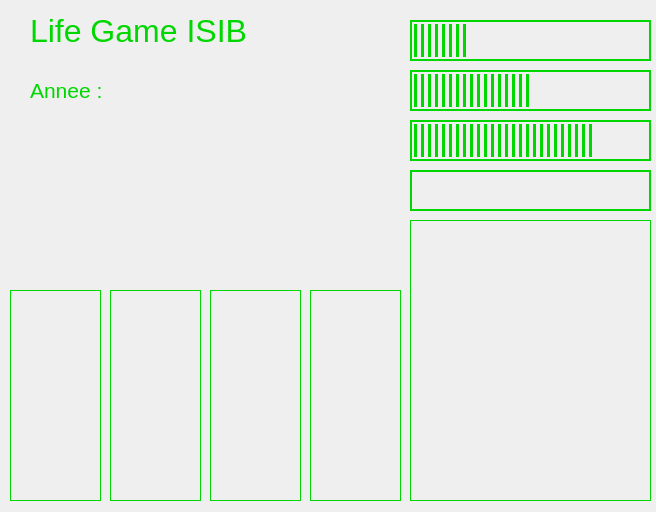
This is mainwindowlifegame.ui in theRedMercury/ISIB_LifeGameClientV1 as Qt 5 draws it before an edit. The edited form follows.
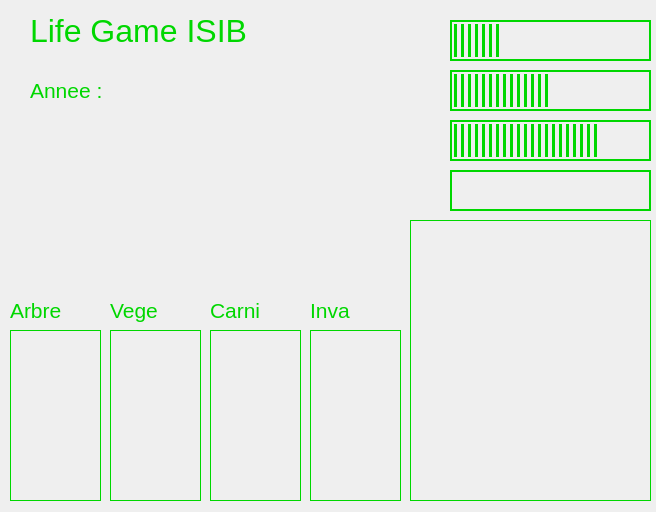
This is the edited form. Icons and pictures are not drawn.

The edit to the form file:
```diff
--- a/mainwindowlifegame.ui
+++ b/mainwindowlifegame.ui
@@ -78,9 +78,9 @@
    <widget class="QProgressBar" name="progressBarTree">
     <property name="geometry">
      <rect>
-      <x>410</x>
+      <x>450</x>
       <y>20</y>
-      <width>241</width>
+      <width>201</width>
       <height>41</height>
      </rect>
     </property>
@@ -111,9 +111,9 @@
    <widget class="QProgressBar" name="progressBarHerbi">
     <property name="geometry">
      <rect>
-      <x>410</x>
+      <x>450</x>
       <y>70</y>
-      <width>241</width>
+      <width>201</width>
       <height>41</height>
      </rect>
     </property>
@@ -144,9 +144,9 @@
    <widget class="QProgressBar" name="progressBarCarni">
     <property name="geometry">
      <rect>
-      <x>410</x>
+      <x>450</x>
       <y>120</y>
-      <width>241</width>
+      <width>201</width>
       <height>41</height>
      </rect>
     </property>
@@ -208,9 +208,9 @@
    <widget class="QProgressBar" name="progressBarInvade">
     <property name="geometry">
      <rect>
-      <x>410</x>
+      <x>450</x>
       <y>170</y>
-      <width>241</width>
+      <width>201</width>
       <height>41</height>
      </rect>
     </property>
@@ -242,9 +242,9 @@
     <property name="geometry">
      <rect>
       <x>10</x>
-      <y>290</y>
+      <y>330</y>
       <width>91</width>
-      <height>211</height>
+      <height>171</height>
      </rect>
     </property>
     <property name="styleSheet">
@@ -268,9 +268,9 @@
     <property name="geometry">
      <rect>
       <x>110</x>
-      <y>290</y>
+      <y>330</y>
       <width>91</width>
-      <height>211</height>
+      <height>171</height>
      </rect>
     </property>
     <property name="styleSheet">
@@ -294,9 +294,9 @@
     <property name="geometry">
      <rect>
       <x>210</x>
-      <y>290</y>
+      <y>330</y>
       <width>91</width>
-      <height>211</height>
+      <height>171</height>
      </rect>
     </property>
     <property name="styleSheet">
@@ -346,9 +346,9 @@
     <property name="geometry">
      <rect>
       <x>310</x>
-      <y>290</y>
+      <y>330</y>
       <width>91</width>
-      <height>211</height>
+      <height>171</height>
      </rect>
     </property>
     <property name="styleSheet">
@@ -368,6 +368,154 @@
      <enum>Qt::ScrollBarAlwaysOff</enum>
     </property>
    </widget>
+   <widget class="QLabel" name="labelArbre">
+    <property name="geometry">
+     <rect>
+      <x>10</x>
+      <y>290</y>
+      <width>81</width>
+      <height>41</height>
+     </rect>
+    </property>
+    <property name="font">
+     <font>
+      <pointsize>16</pointsize>
+     </font>
+    </property>
+    <property name="styleSheet">
+     <string notr="true">color: rgb(0, 215, 0);</string>
+    </property>
+    <property name="text">
+     <string>Arbre</string>
+    </property>
+   </widget>
+   <widget class="QLabel" name="labelArbre_2">
+    <property name="geometry">
+     <rect>
+      <x>110</x>
+      <y>290</y>
+      <width>81</width>
+      <height>41</height>
+     </rect>
+    </property>
+    <property name="font">
+     <font>
+      <pointsize>16</pointsize>
+     </font>
+    </property>
+    <property name="styleSheet">
+     <string notr="true">color: rgb(0, 215, 0);</string>
+    </property>
+    <property name="text">
+     <string>Vege</string>
+    </property>
+   </widget>
+   <widget class="QLabel" name="labelArbre_3">
+    <property name="geometry">
+     <rect>
+      <x>210</x>
+      <y>290</y>
+      <width>81</width>
+      <height>41</height>
+     </rect>
+    </property>
+    <property name="font">
+     <font>
+      <pointsize>16</pointsize>
+     </font>
+    </property>
+    <property name="styleSheet">
+     <string notr="true">color: rgb(0, 215, 0);</string>
+    </property>
+    <property name="text">
+     <string>Carni</string>
+    </property>
+   </widget>
+   <widget class="QLabel" name="labelArbre_4">
+    <property name="geometry">
+     <rect>
+      <x>310</x>
+      <y>290</y>
+      <width>81</width>
+      <height>41</height>
+     </rect>
+    </property>
+    <property name="font">
+     <font>
+      <pointsize>16</pointsize>
+     </font>
+    </property>
+    <property name="styleSheet">
+     <string notr="true">color: rgb(0, 215, 0);</string>
+    </property>
+    <property name="text">
+     <string>Inva</string>
+    </property>
+   </widget>
+   <widget class="QLabel" name="label_2">
+    <property name="geometry">
+     <rect>
+      <x>410</x>
+      <y>20</y>
+      <width>31</width>
+      <height>41</height>
+     </rect>
+    </property>
+    <property name="styleSheet">
+     <string notr="true">border-image: url(:/data/tree.png);</string>
+    </property>
+    <property name="text">
+     <string/>
+    </property>
+   </widget>
+   <widget class="QLabel" name="label_3">
+    <property name="geometry">
+     <rect>
+      <x>410</x>
+      <y>70</y>
+      <width>31</width>
+      <height>41</height>
+     </rect>
+    </property>
+    <property name="styleSheet">
+     <string notr="true">border-image: url(:/data/herbi.png);</string>
+    </property>
+    <property name="text">
+     <string/>
+    </property>
+   </widget>
+   <widget class="QLabel" name="label_4">
+    <property name="geometry">
+     <rect>
+      <x>410</x>
+      <y>120</y>
+      <width>31</width>
+      <height>41</height>
+     </rect>
+    </property>
+    <property name="styleSheet">
+     <string notr="true">border-image: url(:/data/carni.png);</string>
+    </property>
+    <property name="text">
+     <string/>
+    </property>
+   </widget>
+   <widget class="QLabel" name="label_5">
+    <property name="geometry">
+     <rect>
+      <x>410</x>
+      <y>170</y>
+      <width>31</width>
+      <height>41</height>
+     </rect>
+    </property>
+    <property name="styleSheet">
+     <string notr="true">border-image: url(:/data/invad.png);</string>
+    </property>
+    <property name="text">
+     <string/>
+    </property>
+   </widget>
   </widget>
  </widget>
  <layoutdefault spacing="6" margin="11"/>
```
